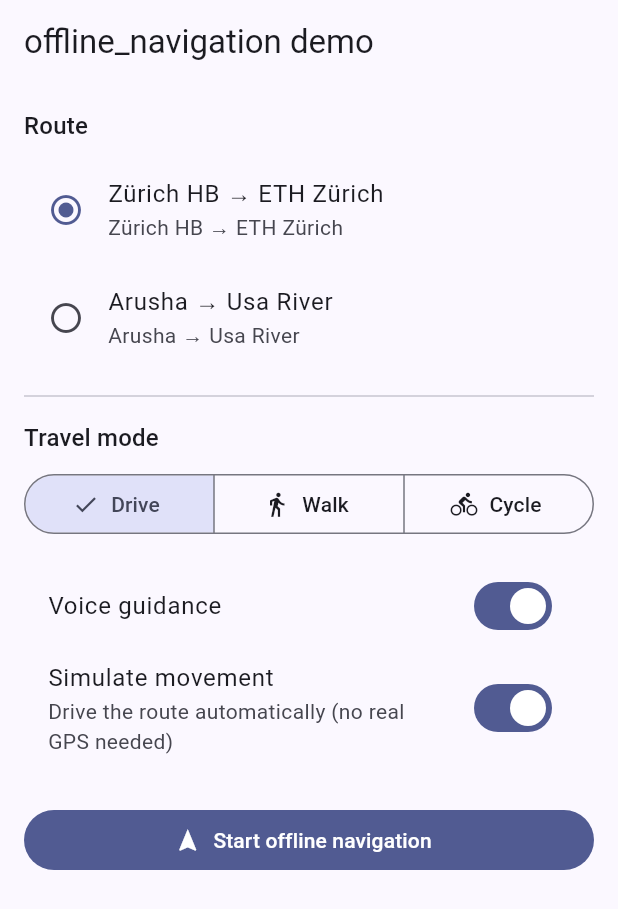
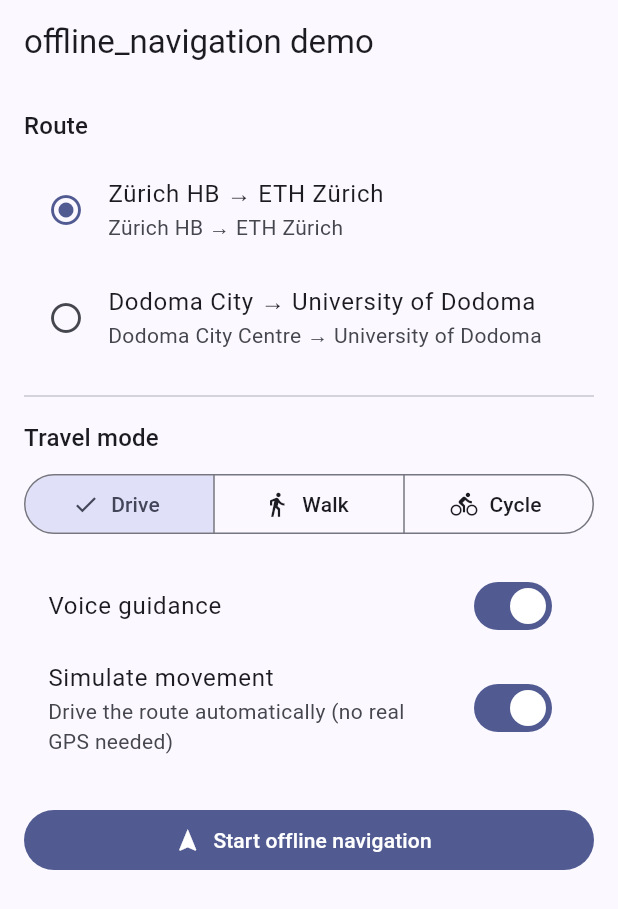
Before and after one commit to fred-apina/offline_navigation, a Flutter app: the screen it shows after launch, on a phone screen of 412 x 824 dp. Shown: the top 909 px of the screen. Run offline on Flutter 3.47's test engine with Material 3 defaults, Android fonts, the phone set to English and light mode, and no system bars.

```diff
--- a/example/lib/main.dart
+++ b/example/lib/main.dart
@@ -31,9 +31,9 @@ const _trips = <_Trip>[
     NavPoint(latitude: 47.3763, longitude: 8.5476, name: 'ETH Zürich'),
   ),
   _Trip(
-    'Arusha → Usa River',
-    NavPoint(latitude: -3.3869, longitude: 36.6830, name: 'Arusha'),
-    NavPoint(latitude: -3.3689, longitude: 36.8286, name: 'Usa River'),
+    'Dodoma City → University of Dodoma',
+    NavPoint(latitude: -6.1722, longitude: 35.7395, name: 'Dodoma City Centre'),
+    NavPoint(latitude: -6.1841, longitude: 35.9297, name: 'University of Dodoma'),
   ),
 ];
 
--- a/lib/src/channels.dart
+++ b/lib/src/channels.dart
@@ -16,6 +16,8 @@ abstract final class NavChannel {
   static const String baseMapId = '__base__';
 
   static Future<void> initialize() => _api.initialize();
+
+  static Future<bool> isInitialized() => _api.isInitialized();
 
   /// Bytes of base world maps (World.mwm/WorldCoasts.mwm) still missing.
   /// 0 means they are present.
```
Also changed, not shown: lib/offline_navigation.dart (+24 -1 lines), lib/src/engine.dart (+10 -9 lines), pubspec.yaml (+9 -1 lines), 5 other files.
